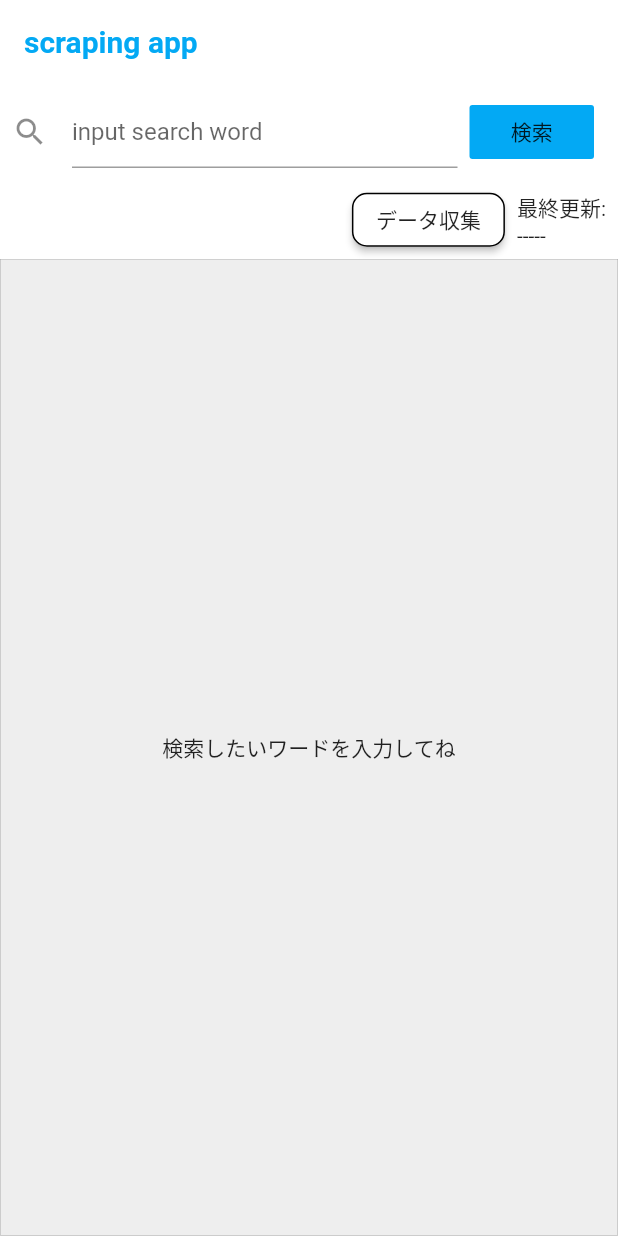
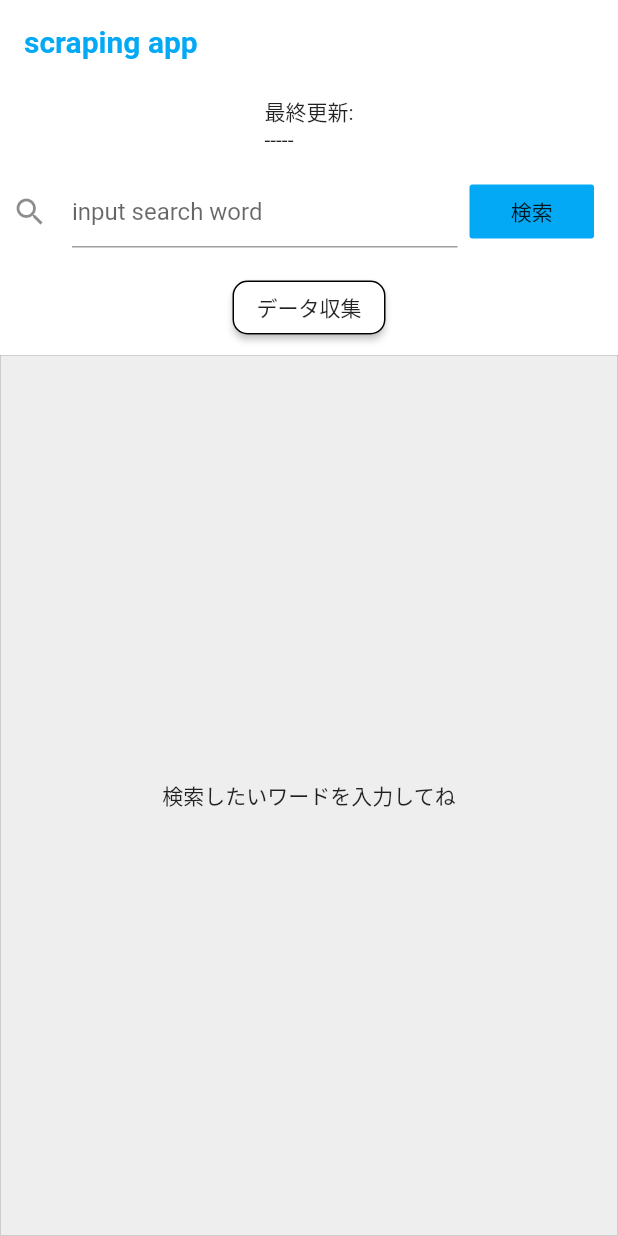
Before and after one commit to yuto90/search_matter_app, a Flutter app: the screen it shows after launch, on a phone screen of 412 x 824 dp. Run offline on Flutter 3.47's test engine with Material 2 defaults, Android fonts, the phone set to English and light mode, and no system bars; missing offline and left inert: universal_html.

Commit message:
最急更新処理を改修、検索条件ショートカットタグ実装

```diff
--- a/lib/home.dart
+++ b/lib/home.dart
@@ -24,9 +24,6 @@ class _HomePageState extends State<HomePage> {
 
   // スクレイピング結果格納用
   List<Map<String, String>> result;
-
-  // 最終更新表示用
-  DateTime now = DateTime.now();
 
   String url;
 
@@ -93,6 +90,9 @@ class _HomePageState extends State<HomePage> {
     listStreamController.add(result);
 
     // 最終更新表示用
+    DateTime now = DateTime.now();
+
+    // 最終更新表示用
     initializeDateFormatting('ja');
     updateStreamController.add(
       DateFormat.MMMMd('ja').format(now).toString() +
@@ -116,6 +116,28 @@ class _HomePageState extends State<HomePage> {
   Widget build(BuildContext context) {
     return Column(
       children: [
+        Padding(
+          padding: const EdgeInsets.all(8.0),
+          //child: Text('最終更新:\n' + getTodayDate()),
+          child: StreamBuilder(
+            stream: updateStream,
+            builder: (context, snapshot) {
+              if (snapshot.data == null) {
+                return Text('最終更新:\n' + '-----');
+              }
+
+              if (snapshot.data == 'waiting') {
+                return Container(
+                  child: Center(
+                    child: CircularProgressIndicator(),
+                  ),
+                );
+              }
+
+              return Text('最終更新:\n' + snapshot.data);
+            },
+          ),
+        ),
         Padding(
           padding: const EdgeInsets.all(8.0),
           child: Row(
@@ -147,7 +169,11 @@ class _HomePageState extends State<HomePage> {
             ],
           ),
         ),
-        Row(
+        Padding(
+          padding: const EdgeInsets.all(8.0),
+          child: SingleChildScrollView(
+            scrollDirection: Axis.horizontal, // スクロールの向きを水平方向に指定
+            child: Row(
               mainAxisAlignment: MainAxisAlignment.end,
               children: [
                 RaisedButton(
@@ -160,30 +186,9 @@ class _HomePageState extends State<HomePage> {
                     search('data');
                   },
                 ),
-            // 最終更新
-            Padding(
-              padding: const EdgeInsets.all(8.0),
-              //child: Text('最終更新:\n' + getTodayDate()),
-              child: StreamBuilder(
-                stream: updateStream,
-                builder: (context, snapshot) {
-                  if (snapshot.data == null) {
-                    return Text('最終更新:\n' + '-----');
-                  }
-
-                  if (snapshot.data == 'waiting') {
-                    return Container(
-                      child: Center(
-                        child: CircularProgressIndicator(),
-                      ),
-                    );
-                  }
-
-                  return Text('最終更新:\n' + snapshot.data);
-                },
+              ],
             ),
           ),
-          ],
         ),
         // 案件表示エリア
         StreamBuilder(
@@ -198,6 +203,19 @@ class _HomePageState extends State<HomePage> {
                     border: Border.all(color: Colors.grey, width: 0.3),
                   ),
                   child: Center(child: Text('検索したいワードを入力してね')),
+                ),
+              );
+            }
+
+            if (snapshot.data.length == 0) {
+              return Expanded(
+                child: Container(
+                  width: double.infinity,
+                  decoration: BoxDecoration(
+                    color: Colors.grey[200],
+                    border: Border.all(color: Colors.grey, width: 0.3),
+                  ),
+                  child: Center(child: Text('検索結果なし')),
                 ),
               );
             }
```
Lines whose indentation alone changed are shown as unchanged.
